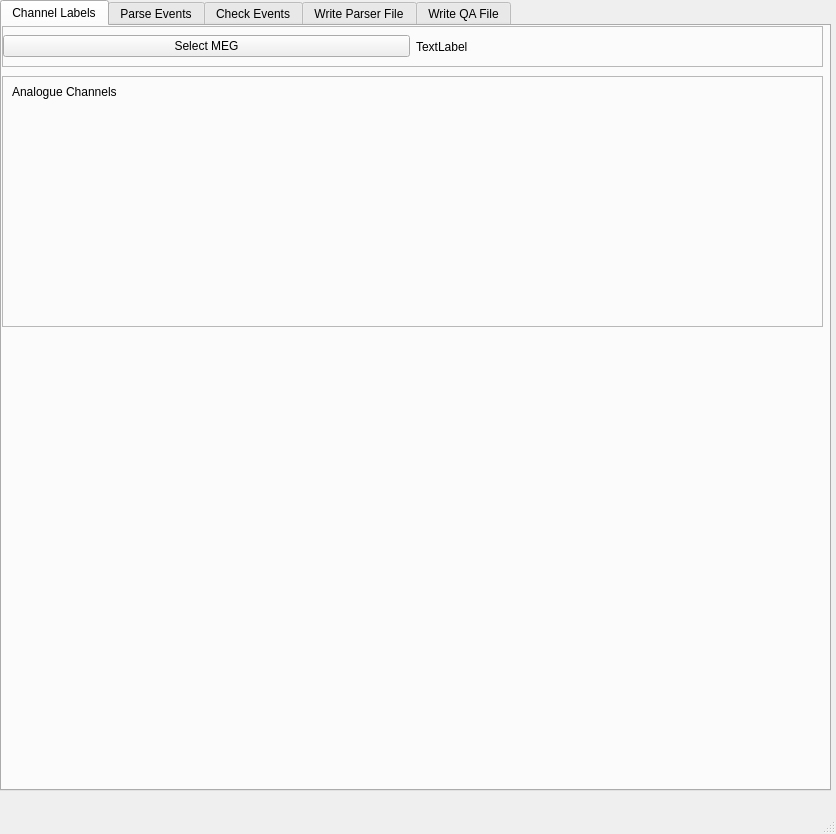
The window that nih2mne/GUI/templates/trigger_processing_gui.ui (nih-megcore/nih_to_mne) describes before a commit, drawn with Qt 5.
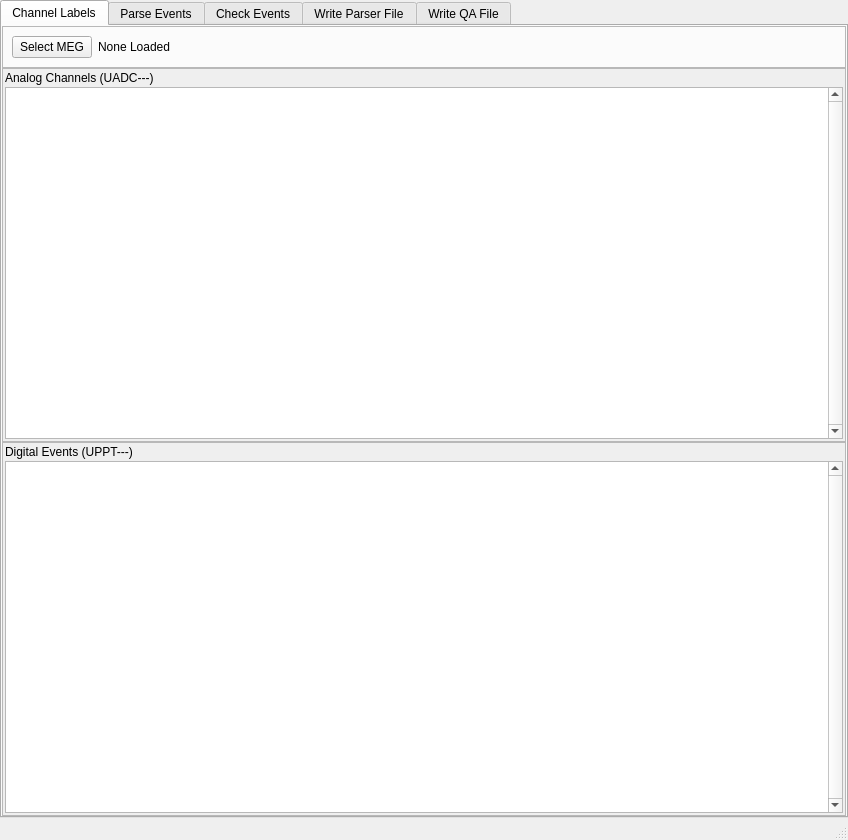
The same window after the commit.

Commit message:
FIX - issue with Mac drag/drop causing trailing forward slashes
basename then generates null values

Diff of the .ui file:
```diff
--- a/nih2mne/GUI/templates/trigger_processing_gui.ui
+++ b/nih2mne/GUI/templates/trigger_processing_gui.ui
@@ -6,23 +6,41 @@
    <rect>
     <x>0</x>
     <y>0</y>
-    <width>836</width>
-    <height>834</height>
+    <width>848</width>
+    <height>840</height>
    </rect>
   </property>
+  <property name="sizePolicy">
+   <sizepolicy hsizetype="Expanding" vsizetype="Expanding">
+    <horstretch>0</horstretch>
+    <verstretch>0</verstretch>
+   </sizepolicy>
+  </property>
   <property name="windowTitle">
    <string>MainWindow</string>
   </property>
   <widget class="QWidget" name="centralwidget">
+   <property name="sizePolicy">
+    <sizepolicy hsizetype="Expanding" vsizetype="Expanding">
+     <horstretch>0</horstretch>
+     <verstretch>0</verstretch>
+    </sizepolicy>
+   </property>
+   <layout class="QVBoxLayout" name="verticalLayout_6">
+    <property name="leftMargin">
+     <number>0</number>
+    </property>
+    <property name="topMargin">
+     <number>0</number>
+    </property>
+    <property name="rightMargin">
+     <number>0</number>
+    </property>
+    <property name="bottomMargin">
+     <number>0</number>
+    </property>
+    <item>
    <widget class="QTabWidget" name="tabWidget">
-    <property name="geometry">
-     <rect>
-      <x>0</x>
-      <y>0</y>
-      <width>831</width>
-      <height>791</height>
-     </rect>
-    </property>
     <property name="font">
      <font>
       <strikeout>false</strikeout>
@@ -32,24 +50,45 @@
      <number>0</number>
     </property>
     <widget class="QWidget" name="tab_channel_labels">
+       <property name="sizePolicy">
+        <sizepolicy hsizetype="Expanding" vsizetype="Preferred">
+         <horstretch>0</horstretch>
+         <verstretch>0</verstretch>
+        </sizepolicy>
+       </property>
      <attribute name="title">
       <string>Channel Labels</string>
      </attribute>
-     <widget class="QFrame" name="frame">
-      <property name="geometry">
-       <rect>
-        <x>0</x>
-        <y>0</y>
-        <width>821</width>
-        <height>41</height>
-       </rect>
-      </property>
+       <layout class="QVBoxLayout" name="verticalLayout_2">
+        <property name="spacing">
+         <number>0</number>
+        </property>
+        <property name="leftMargin">
+         <number>0</number>
+        </property>
+        <property name="topMargin">
+         <number>0</number>
+        </property>
+        <property name="rightMargin">
+         <number>0</number>
+        </property>
+        <property name="bottomMargin">
+         <number>0</number>
+        </property>
+        <item>
+         <widget class="QFrame" name="frame_megFname">
       <property name="sizePolicy">
        <sizepolicy hsizetype="Expanding" vsizetype="Preferred">
         <horstretch>0</horstretch>
         <verstretch>0</verstretch>
        </sizepolicy>
       </property>
+          <property name="minimumSize">
+           <size>
+            <width>0</width>
+            <height>40</height>
+           </size>
+          </property>
       <property name="frameShape">
        <enum>QFrame::StyledPanel</enum>
       </property>
@@ -57,20 +96,14 @@
        <enum>QFrame::Raised</enum>
       </property>
       <layout class="QHBoxLayout" name="horizontalLayout">
-       <property name="leftMargin">
-        <number>0</number>
-       </property>
-       <property name="topMargin">
-        <number>0</number>
-       </property>
-       <property name="rightMargin">
-        <number>0</number>
-       </property>
-       <property name="bottomMargin">
-        <number>0</number>
-       </property>
        <item>
         <widget class="QPushButton" name="pushButton">
+             <property name="sizePolicy">
+              <sizepolicy hsizetype="Minimum" vsizetype="Fixed">
+               <horstretch>0</horstretch>
+               <verstretch>0</verstretch>
+              </sizepolicy>
+             </property>
          <property name="text">
           <string>Select MEG</string>
          </property>
@@ -78,42 +111,141 @@
        </item>
        <item>
         <widget class="QLabel" name="ql_fname">
+             <property name="sizePolicy">
+              <sizepolicy hsizetype="Expanding" vsizetype="Preferred">
+               <horstretch>0</horstretch>
+               <verstretch>0</verstretch>
+              </sizepolicy>
+             </property>
          <property name="text">
-          <string>TextLabel</string>
+              <string>None Loaded</string>
          </property>
         </widget>
        </item>
       </layout>
      </widget>
-     <widget class="QFrame" name="frame_2">
+        </item>
+        <item>
+         <widget class="QScrollArea" name="scrollArea_AnalogTrigs">
+          <property name="widgetResizable">
+           <bool>true</bool>
+          </property>
+          <widget class="QWidget" name="scrollAreaAnaContents">
       <property name="geometry">
        <rect>
         <x>0</x>
-        <y>50</y>
-        <width>821</width>
-        <height>251</height>
-       </rect>
-      </property>
-      <property name="frameShape">
-       <enum>QFrame::StyledPanel</enum>
-      </property>
-      <property name="frameShadow">
-       <enum>QFrame::Raised</enum>
-      </property>
-      <widget class="QLabel" name="label">
+             <y>0</y>
+             <width>842</width>
+             <height>358</height>
+            </rect>
+           </property>
+           <property name="sizePolicy">
+            <sizepolicy hsizetype="Expanding" vsizetype="Expanding">
+             <horstretch>0</horstretch>
+             <verstretch>0</verstretch>
+            </sizepolicy>
+           </property>
+           <layout class="QVBoxLayout" name="verticalLayout_3">
+            <property name="spacing">
+             <number>2</number>
+            </property>
+            <property name="leftMargin">
+             <number>2</number>
+            </property>
+            <property name="topMargin">
+             <number>2</number>
+            </property>
+            <property name="rightMargin">
+             <number>2</number>
+            </property>
+            <property name="bottomMargin">
+             <number>2</number>
+            </property>
+            <item>
+             <widget class="QLabel" name="label_AnalogChannels">
+              <property name="sizePolicy">
+               <sizepolicy hsizetype="Expanding" vsizetype="Preferred">
+                <horstretch>0</horstretch>
+                <verstretch>0</verstretch>
+               </sizepolicy>
+              </property>
+              <property name="text">
+               <string>Analog Channels (UADC---)</string>
+              </property>
+             </widget>
+            </item>
+            <item>
+             <widget class="QListWidget" name="lw_anaologChans">
+              <property name="verticalScrollBarPolicy">
+               <enum>Qt::ScrollBarAlwaysOn</enum>
+              </property>
+             </widget>
+            </item>
+           </layout>
+          </widget>
+         </widget>
+        </item>
+        <item>
+         <widget class="QScrollArea" name="scrollArea_DigitalTrigs">
+          <property name="widgetResizable">
+           <bool>true</bool>
+          </property>
+          <widget class="QWidget" name="scrollAreaDigContents">
        <property name="geometry">
         <rect>
-         <x>10</x>
+             <x>0</x>
          <y>0</y>
-         <width>231</width>
-         <height>31</height>
-        </rect>
-       </property>
+             <width>842</width>
+             <height>358</height>
+            </rect>
+           </property>
+           <property name="sizePolicy">
+            <sizepolicy hsizetype="Expanding" vsizetype="Expanding">
+             <horstretch>0</horstretch>
+             <verstretch>0</verstretch>
+            </sizepolicy>
+           </property>
+           <layout class="QVBoxLayout" name="verticalLayout_4">
+            <property name="spacing">
+             <number>2</number>
+            </property>
+            <property name="leftMargin">
+             <number>2</number>
+            </property>
+            <property name="topMargin">
+             <number>2</number>
+            </property>
+            <property name="rightMargin">
+             <number>2</number>
+            </property>
+            <property name="bottomMargin">
+             <number>2</number>
+            </property>
+            <item>
+             <widget class="QLabel" name="label_DigitalChannels">
+              <property name="sizePolicy">
+               <sizepolicy hsizetype="Expanding" vsizetype="Preferred">
+                <horstretch>0</horstretch>
+                <verstretch>0</verstretch>
+               </sizepolicy>
+              </property>
        <property name="text">
-        <string>Analogue Channels</string>
-       </property>
-      </widget>
-     </widget>
+               <string>Digital Events (UPPT---)</string>
+              </property>
+             </widget>
+            </item>
+            <item>
+             <widget class="QListWidget" name="lw_digitalChans">
+              <property name="verticalScrollBarPolicy">
+               <enum>Qt::ScrollBarAlwaysOn</enum>
+              </property>
+             </widget>
+            </item>
+           </layout>
+          </widget>
+         </widget>
+        </item>
+       </layout>
     </widget>
     <widget class="QWidget" name="tab_parse_events">
      <attribute name="title">
@@ -129,13 +261,134 @@
      <attribute name="title">
       <string>Write Parser File</string>
      </attribute>
-    </widget>
-    <widget class="QWidget" name="tab_write_qt_file">
+       <layout class="QVBoxLayout" name="verticalLayout_7">
+        <property name="spacing">
+         <number>0</number>
+        </property>
+        <property name="leftMargin">
+         <number>0</number>
+        </property>
+        <property name="topMargin">
+         <number>0</number>
+        </property>
+        <property name="rightMargin">
+         <number>0</number>
+        </property>
+        <property name="bottomMargin">
+         <number>0</number>
+        </property>
+        <item>
+         <widget class="QLabel" name="lbl_SelectOutputEvents">
+          <property name="text">
+           <string>Select Output Events</string>
+          </property>
+         </widget>
+        </item>
+        <item>
+         <widget class="QScrollArea" name="scrollArea_selectEvents">
+          <property name="widgetResizable">
+           <bool>true</bool>
+          </property>
+          <widget class="QWidget" name="scrollArea_selectOutEvents">
+           <property name="geometry">
+            <rect>
+             <x>0</x>
+             <y>0</y>
+             <width>842</width>
+             <height>717</height>
+            </rect>
+           </property>
+           <property name="sizePolicy">
+            <sizepolicy hsizetype="Expanding" vsizetype="Expanding">
+             <horstretch>0</horstretch>
+             <verstretch>0</verstretch>
+            </sizepolicy>
+           </property>
+           <layout class="QVBoxLayout" name="verticalLayout_5">
+            <item>
+             <widget class="QListWidget" name="list_SelectOutputEvents">
+              <property name="verticalScrollBarPolicy">
+               <enum>Qt::ScrollBarAlwaysOn</enum>
+              </property>
+             </widget>
+            </item>
+           </layout>
+          </widget>
+         </widget>
+        </item>
+        <item>
+         <widget class="QFrame" name="frame_WriteScriptLayout">
+          <property name="sizePolicy">
+           <sizepolicy hsizetype="Expanding" vsizetype="Preferred">
+            <horstretch>0</horstretch>
+            <verstretch>0</verstretch>
+           </sizepolicy>
+          </property>
+          <property name="frameShape">
+           <enum>QFrame::StyledPanel</enum>
+          </property>
+          <property name="frameShadow">
+           <enum>QFrame::Raised</enum>
+          </property>
+          <layout class="QHBoxLayout" name="horizontalLayout_4">
+           <property name="spacing">
+            <number>0</number>
+           </property>
+           <property name="sizeConstraint">
+            <enum>QLayout::SetDefaultConstraint</enum>
+           </property>
+           <property name="leftMargin">
+            <number>0</number>
+           </property>
+           <property name="topMargin">
+            <number>0</number>
+           </property>
+           <property name="rightMargin">
+            <number>0</number>
+           </property>
+           <property name="bottomMargin">
+            <number>2</number>
+           </property>
+           <item>
+            <widget class="QPushButton" name="pb_CheckOutputEvents">
+             <property name="text">
+              <string>Check Output Events (plot MEG)</string>
+             </property>
+            </widget>
+           </item>
+           <item>
+            <widget class="QPushButton" name="pb_WriteProcessingScript">
+             <property name="text">
+              <string>Write Processing Script</string>
+             </property>
+            </widget>
+           </item>
+          </layout>
+         </widget>
+        </item>
+       </layout>
+      </widget>
+      <widget class="QWidget" name="tab_write_qa_file">
      <attribute name="title">
       <string>Write QA File</string>
      </attribute>
-    </widget>
-   </widget>
+       <widget class="QLabel" name="label">
+        <property name="geometry">
+         <rect>
+          <x>70</x>
+          <y>40</y>
+          <width>381</width>
+          <height>41</height>
+         </rect>
+        </property>
+        <property name="text">
+         <string>Not Implemented Currently</string>
+        </property>
+       </widget>
+      </widget>
+     </widget>
+    </item>
+   </layout>
   </widget>
   <widget class="QMenuBar" name="menubar">
    <property name="geometry">
```
Left out of the diff: 133 changed lines with no effect on the pictures. Lines whose indentation alone changed are shown as unchanged. The commit also changes 1 other file.
